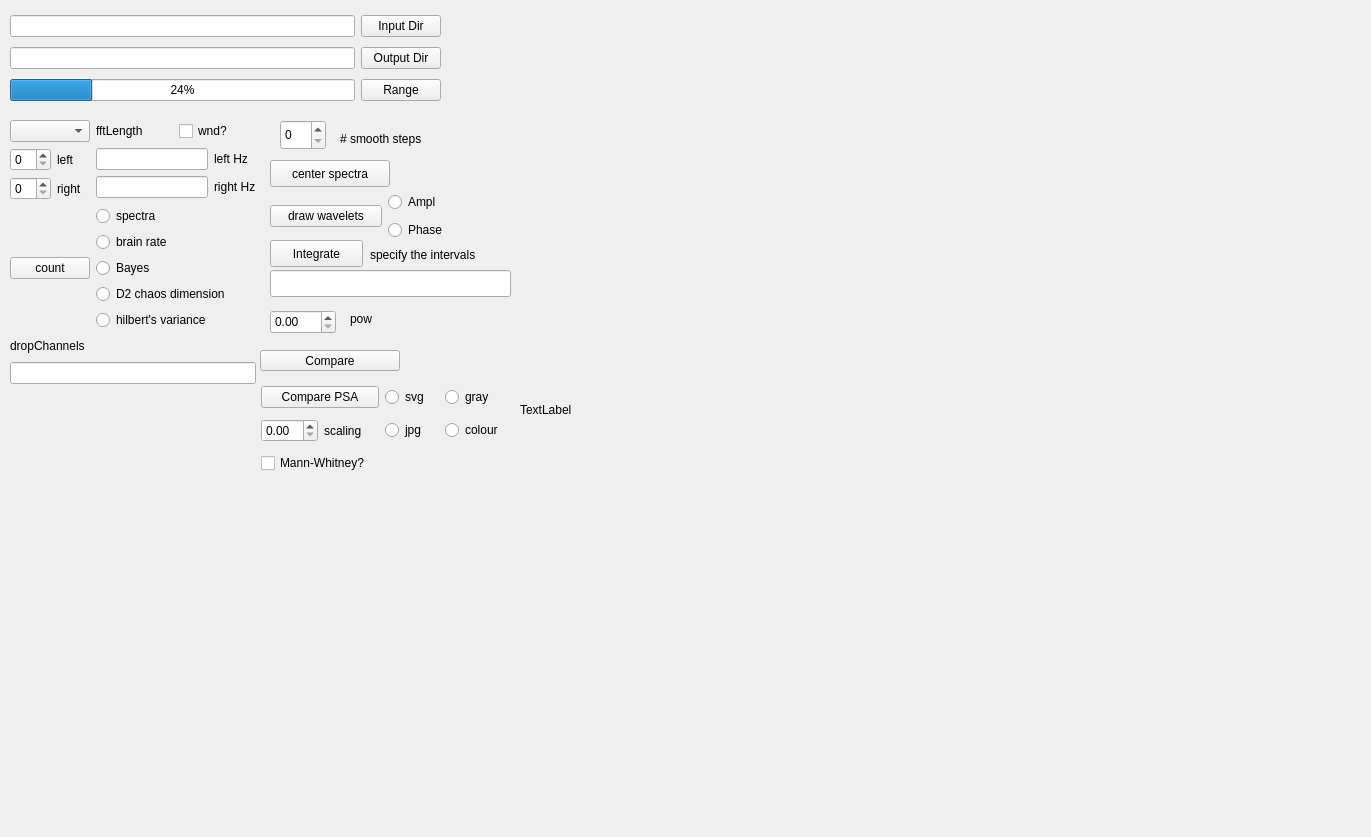
First picture: the form in spectre.ui, repository ArtfulVampire/SecondGUIrepo, before the edit.
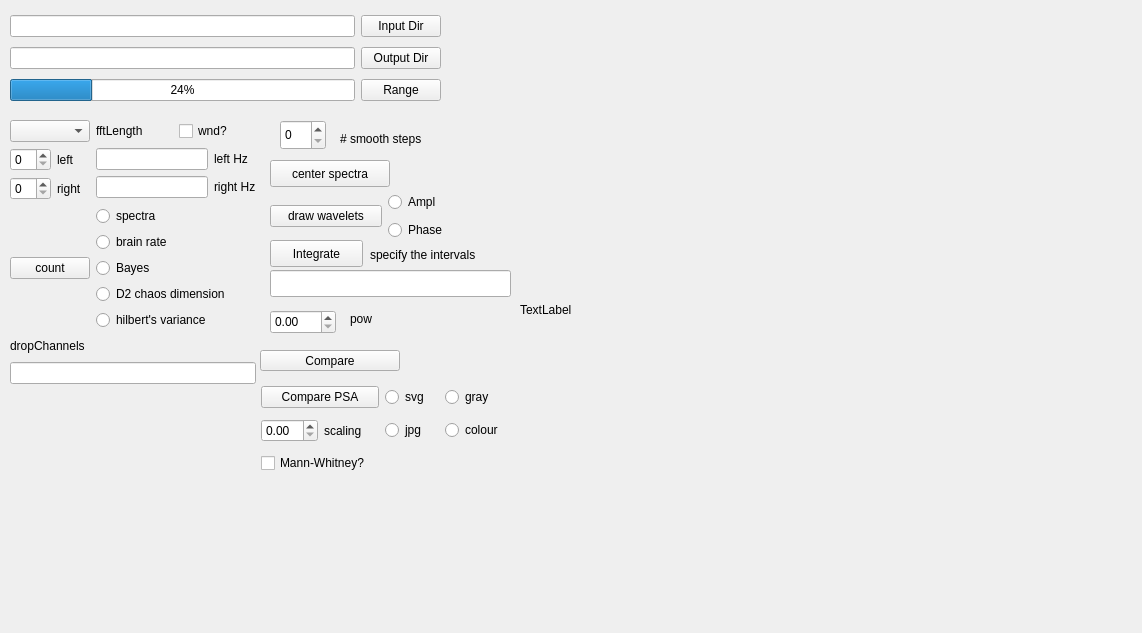
Second picture: the form after the edit.

Diff of the .ui file:
```diff
--- a/spectre.ui
+++ b/spectre.ui
@@ -6,8 +6,8 @@
    <rect>
     <x>0</x>
     <y>0</y>
-    <width>1371</width>
-    <height>837</height>
+    <width>1142</width>
+    <height>633</height>
    </rect>
   </property>
   <property name="windowTitle">
@@ -123,8 +123,8 @@
     <rect>
      <x>520</x>
      <y>10</y>
-     <width>800</width>
-     <height>800</height>
+     <width>600</width>
+     <height>600</height>
     </rect>
    </property>
    <property name="text">
```
